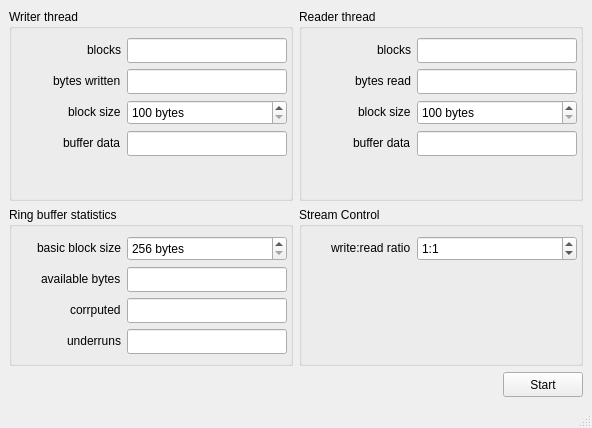
johnco3/RingBuffer, file MainWindow.ui: the form before one commit.
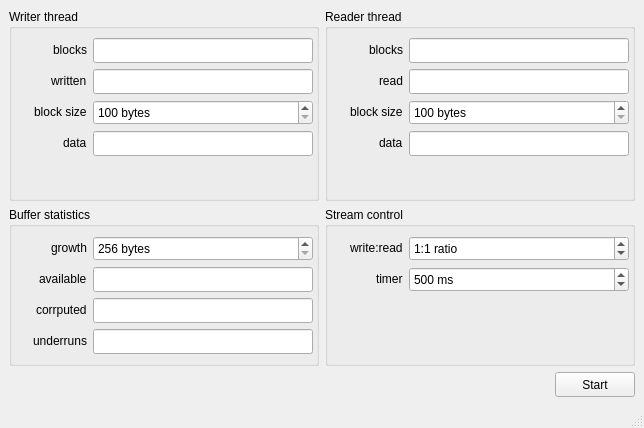
The form after the commit.

Diff of the .ui file:
```diff
--- a/MainWindow.ui
+++ b/MainWindow.ui
@@ -6,7 +6,7 @@
    <rect>
     <x>0</x>
     <y>0</y>
-    <width>592</width>
+    <width>644</width>
     <height>428</height>
    </rect>
   </property>
@@ -45,25 +45,28 @@
             <widget class="QLineEdit" name="writeBlockCounter">
              <property name="minimumSize">
               <size>
-               <width>160</width>
+               <width>220</width>
                <height>25</height>
               </size>
              </property>
              <property name="maximumSize">
               <size>
-               <width>160</width>
+               <width>220</width>
                <height>25</height>
               </size>
              </property>
              <property name="toolTip">
               <string>Number of 'block size' blocks written to ring buffer</string>
              </property>
+             <property name="readOnly">
+              <bool>true</bool>
+             </property>
             </widget>
            </item>
            <item row="1" column="0">
             <widget class="QLabel" name="label_7">
              <property name="text">
-              <string>bytes written</string>
+              <string>written</string>
              </property>
              <property name="alignment">
               <set>Qt::AlignLeading|Qt::AlignLeft|Qt::AlignVCenter</set>
@@ -74,19 +77,22 @@
             <widget class="QLineEdit" name="bytesWritten">
              <property name="minimumSize">
               <size>
-               <width>160</width>
+               <width>220</width>
                <height>25</height>
               </size>
              </property>
              <property name="maximumSize">
               <size>
-               <width>160</width>
+               <width>220</width>
                <height>25</height>
               </size>
              </property>
              <property name="toolTip">
               <string>Total bytes written to ring buffer</string>
              </property>
+             <property name="readOnly">
+              <bool>true</bool>
+             </property>
             </widget>
            </item>
            <item row="2" column="0">
@@ -103,19 +109,22 @@
             <widget class="QSpinBox" name="writeBlockSize">
              <property name="minimumSize">
               <size>
-               <width>160</width>
+               <width>220</width>
                <height>25</height>
               </size>
              </property>
              <property name="maximumSize">
               <size>
-               <width>160</width>
+               <width>220</width>
                <height>25</height>
               </size>
              </property>
              <property name="toolTip">
               <string>1,500 test data written to ring buffer in blocks of this size</string>
              </property>
+             <property name="showGroupSeparator" stdset="0">
+              <bool>true</bool>
+             </property>
              <property name="suffix">
               <string> bytes</string>
              </property>
@@ -137,25 +146,28 @@
             <widget class="QLineEdit" name="writePreview">
              <property name="minimumSize">
               <size>
-               <width>160</width>
+               <width>220</width>
                <height>25</height>
               </size>
              </property>
              <property name="maximumSize">
               <size>
-               <width>160</width>
+               <width>220</width>
                <height>25</height>
               </size>
              </property>
              <property name="toolTip">
               <string>First 5 bytes from test buffer sent to ring buffer</string>
              </property>
+             <property name="readOnly">
+              <bool>true</bool>
+             </property>
             </widget>
            </item>
            <item row="3" column="0">
             <widget class="QLabel" name="label_18">
              <property name="text">
-              <string>buffer data</string>
+              <string>data</string>
              </property>
              <property name="alignment">
               <set>Qt::AlignLeading|Qt::AlignLeft|Qt::AlignVCenter</set>
@@ -191,25 +203,28 @@
             <widget class="QLineEdit" name="readBlockCounter">
              <property name="minimumSize">
               <size>
-               <width>160</width>
+               <width>220</width>
                <height>25</height>
               </size>
              </property>
              <property name="maximumSize">
               <size>
-               <width>160</width>
+               <width>220</width>
                <height>25</height>
               </size>
              </property>
              <property name="toolTip">
               <string>Number of 'block size' blocks read from ring buffer</string>
              </property>
+             <property name="readOnly">
+              <bool>true</bool>
+             </property>
             </widget>
            </item>
            <item row="1" column="0">
             <widget class="QLabel" name="label_8">
              <property name="text">
-              <string>bytes read</string>
+              <string>read</string>
              </property>
              <property name="alignment">
               <set>Qt::AlignLeading|Qt::AlignLeft|Qt::AlignVCenter</set>
@@ -220,19 +235,22 @@
             <widget class="QLineEdit" name="bytesRead">
              <property name="minimumSize">
               <size>
-               <width>160</width>
+               <width>220</width>
                <height>25</height>
               </size>
              </property>
              <property name="maximumSize">
               <size>
-               <width>160</width>
+               <width>220</width>
                <height>25</height>
               </size>
              </property>
              <property name="toolTip">
               <string>Total bytes read from ring buffer</string>
              </property>
+             <property name="readOnly">
+              <bool>true</bool>
+             </property>
             </widget>
            </item>
            <item row="2" column="0">
@@ -249,19 +267,22 @@
             <widget class="QSpinBox" name="readBlockSize">
              <property name="minimumSize">
               <size>
-               <width>160</width>
+               <width>220</width>
                <height>25</height>
               </size>
              </property>
              <property name="maximumSize">
               <size>
-               <width>160</width>
+               <width>220</width>
                <height>25</height>
               </size>
              </property>
              <property name="toolTip">
               <string>1,500 test data read from ring buffer in blocks of this size</string>
              </property>
+             <property name="showGroupSeparator" stdset="0">
+              <bool>true</bool>
+             </property>
              <property name="suffix">
               <string> bytes</string>
              </property>
@@ -283,25 +304,28 @@
             <widget class="QLineEdit" name="readPreview">
              <property name="minimumSize">
               <size>
-               <width>160</width>
+               <width>220</width>
                <height>25</height>
               </size>
              </property>
              <property name="maximumSize">
               <size>
-               <width>160</width>
+               <width>220</width>
                <height>25</height>
               </size>
              </property>
              <property name="toolTip">
               <string>First 5 bytes read from ring buffer</string>
              </property>
+             <property name="readOnly">
+              <bool>true</bool>
+             </property>
             </widget>
            </item>
            <item row="3" column="0">
             <widget class="QLabel" name="label_20">
              <property name="text">
-              <string>buffer data</string>
+              <string>data</string>
              </property>
              <property name="alignment">
               <set>Qt::AlignLeading|Qt::AlignLeft|Qt::AlignVCenter</set>
@@ -314,7 +338,7 @@
         <item row="1" column="0">
          <widget class="QGroupBox" name="groupBox_3">
           <property name="title">
-           <string>Ring buffer statistics</string>
+           <string>Buffer statistics</string>
           </property>
           <layout class="QFormLayout" name="formLayout_3">
            <property name="labelAlignment">
@@ -326,7 +350,7 @@
            <item row="0" column="0">
             <widget class="QLabel" name="label_19">
              <property name="text">
-              <string>basic block size</string>
+              <string>growth</string>
              </property>
              <property name="alignment">
               <set>Qt::AlignLeading|Qt::AlignLeft|Qt::AlignVCenter</set>
@@ -336,7 +360,7 @@
            <item row="1" column="0">
             <widget class="QLabel" name="label_17">
              <property name="text">
-              <string>available bytes</string>
+              <string>available</string>
              </property>
              <property name="alignment">
               <set>Qt::AlignLeading|Qt::AlignLeft|Qt::AlignVCenter</set>
@@ -347,19 +371,22 @@
             <widget class="QLineEdit" name="bufferSize">
              <property name="minimumSize">
               <size>
-               <width>160</width>
+               <width>220</width>
                <height>25</height>
               </size>
              </property>
              <property name="maximumSize">
               <size>
-               <width>160</width>
+               <width>220</width>
                <height>25</height>
               </size>
              </property>
              <property name="toolTip">
               <string>Available bytes for read before underrun</string>
              </property>
+             <property name="readOnly">
+              <bool>true</bool>
+             </property>
             </widget>
            </item>
            <item row="2" column="0">
@@ -376,19 +403,22 @@
             <widget class="QLineEdit" name="errorCounter">
              <property name="minimumSize">
               <size>
-               <width>160</width>
+               <width>220</width>
                <height>25</height>
               </size>
              </property>
              <property name="maximumSize">
               <size>
-               <width>160</width>
+               <width>220</width>
                <height>25</height>
               </size>
              </property>
              <property name="toolTip">
               <string>Number of mismatched buffers</string>
              </property>
+             <property name="readOnly">
+              <bool>true</bool>
+             </property>
             </widget>
            </item>
            <item row="3" column="0">
@@ -405,38 +435,44 @@
             <widget class="QLineEdit" name="underruns">
              <property name="minimumSize">
               <size>
-               <width>160</width>
+               <width>220</width>
                <height>25</height>
               </size>
              </property>
              <property name="maximumSize">
               <size>
-               <width>160</width>
+               <width>220</width>
                <height>25</height>
               </size>
              </property>
              <property name="toolTip">
               <string>Number of times 'waiting for read' empty when attempting to read from ring buffer</string>
              </property>
+             <property name="readOnly">
+              <bool>true</bool>
+             </property>
             </widget>
            </item>
            <item row="0" column="1">
             <widget class="QSpinBox" name="basicBlockSize">
              <property name="minimumSize">
               <size>
-               <width>160</width>
+               <width>220</width>
                <height>25</height>
               </size>
              </property>
              <property name="maximumSize">
               <size>
-               <width>160</width>
+               <width>220</width>
                <height>25</height>
               </size>
              </property>
              <property name="toolTip">
               <string>basic block size (ring buffer chunk growth factor)</string>
              </property>
+             <property name="showGroupSeparator" stdset="0">
+              <bool>true</bool>
+             </property>
              <property name="suffix">
               <string> bytes</string>
              </property>
@@ -457,7 +493,7 @@
         <item row="1" column="1">
          <widget class="QGroupBox" name="groupBox_7">
           <property name="title">
-           <string>Stream Control</string>
+           <string>Stream control</string>
           </property>
           <layout class="QFormLayout" name="formLayout_4">
            <property name="labelAlignment">
@@ -469,7 +505,7 @@
            <item row="0" column="0">
             <widget class="QLabel" name="label_9">
              <property name="text">
-              <string>write:read ratio</string>
+              <string>write:read</string>
              </property>
              <property name="alignment">
               <set>Qt::AlignLeading|Qt::AlignLeft|Qt::AlignVCenter</set>
@@ -480,21 +516,24 @@
             <widget class="QSpinBox" name="writeReadRatio">
              <property name="minimumSize">
               <size>
-               <width>160</width>
+               <width>220</width>
                <height>25</height>
               </size>
              </property>
              <property name="maximumSize">
               <size>
-               <width>160</width>
+               <width>220</width>
                <height>25</height>
               </size>
              </property>
              <property name="toolTip">
               <string>rate control: 1:1 (normal), 2:1 (buffer grows), 1:2 (buffer starved - underruns)</string>
              </property>
+             <property name="showGroupSeparator" stdset="0">
+              <bool>true</bool>
+             </property>
              <property name="suffix">
-              <string>:1</string>
+              <string>:1 ratio</string>
              </property>
              <property name="maximum">
               <number>10</number>
@@ -507,6 +546,53 @@
              </property>
             </widget>
            </item>
+           <item row="1" column="1">
+            <widget class="QSpinBox" name="timerPeriod">
+             <property name="minimumSize">
+              <size>
+               <width>220</width>
+               <height>25</height>
+              </size>
+             </property>
+             <property name="maximumSize">
+              <size>
+               <width>220</width>
+               <height>25</height>
+              </size>
+             </property>
+             <property name="toolTip">
+              <string>recurring timer</string>
+             </property>
+             <property name="showGroupSeparator" stdset="0">
+              <bool>true</bool>
+             </property>
+             <property name="suffix">
+              <string> ms</string>
+             </property>
+             <property name="minimum">
+              <number>50</number>
+             </property>
+             <property name="maximum">
+              <number>1000</number>
+             </property>
+             <property name="singleStep">
+              <number>25</number>
+             </property>
+             <property name="value">
+              <number>500</number>
+             </property>
+            </widget>
+           </item>
+           <item row="1" column="0">
+            <widget class="QLabel" name="label_10">
+             <property name="text">
+              <string>timer</string>
+             </property>
+             <property name="alignment">
+              <set>Qt::AlignLeading|Qt::AlignLeft|Qt::AlignVCenter</set>
+             </property>
+            </widget>
+           </item>
           </layout>
          </widget>
         </item>
```
Left out of the diff: 6 changed lines with no effect on the pictures.
